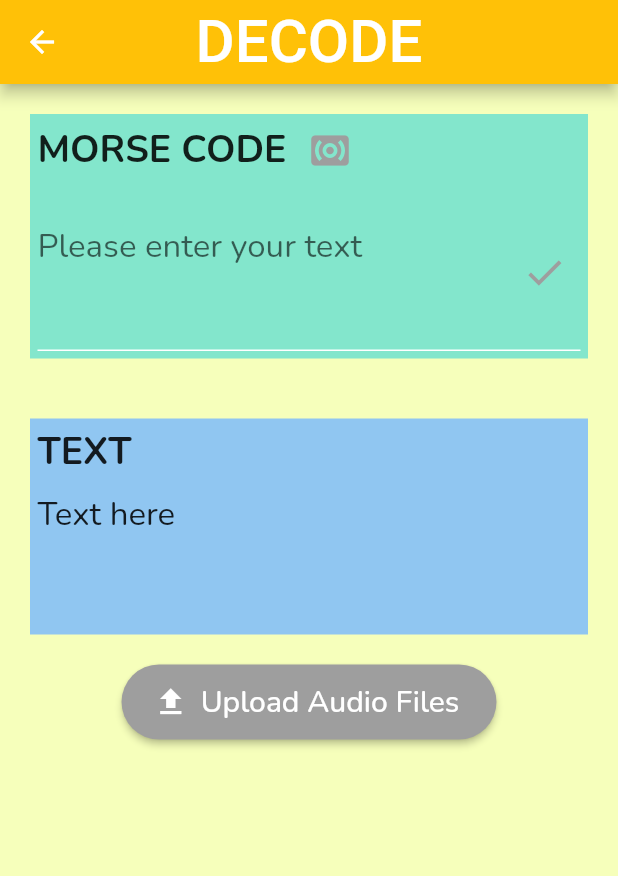
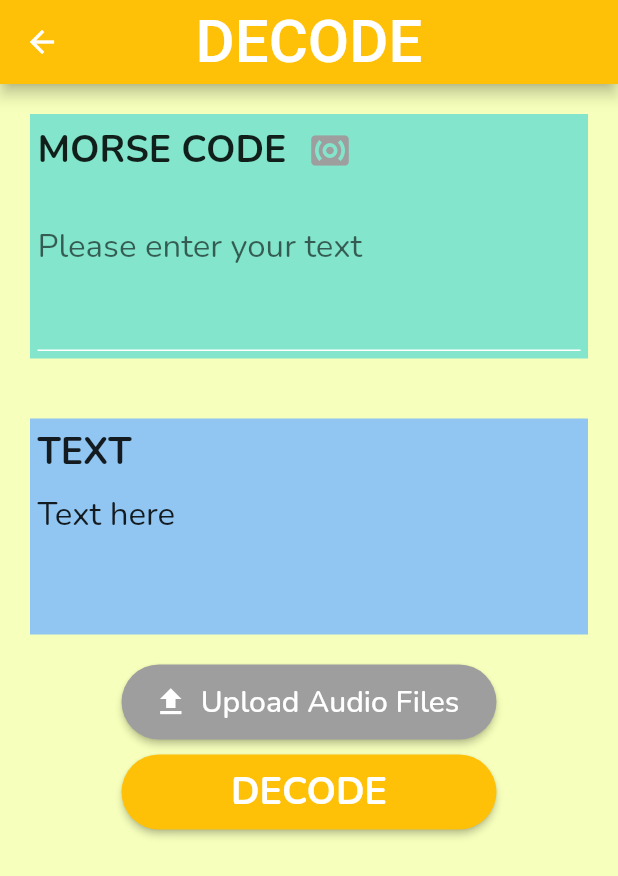
Before and after one commit to hueymiin1999/audio-morse-app, a Flutter app: the DecodePage screen opened by its route, after a tap on "Upload Audio Files", on a phone screen of 412 x 824 dp. Shown: the top 876 px of the screen. Run offline on Flutter 3.47's test engine with Material 2 defaults, Android fonts, the phone set to English and light mode, and no system bars; our stand-ins replace avatar_glow, file_picker, get_it, just_audio, shared_preferences, speech_to_text; accounts and stored records are empty; Roboto replaces fonts that are missing (CarterOne).

Commit message:
Change decode button

```diff
--- a/lib/decode/decode_page.dart
+++ b/lib/decode/decode_page.dart
@@ -170,49 +170,13 @@ class _DecodePageState extends State<DecodePage> {
                       controller: morseTextController,
                       maxLines: maxline,
                       style: const TextStyle(fontSize: 30),
-                      decoration: InputDecoration(
+                      decoration: const InputDecoration(
                         hintText: "Please enter your text",
-                        hintStyle: const TextStyle(fontSize: 22),
-                        enabledBorder: const UnderlineInputBorder(
+                        hintStyle: TextStyle(fontSize: 22),
+                        enabledBorder: UnderlineInputBorder(
                             borderSide: BorderSide(color: Colors.white)),
-                        focusedBorder: const UnderlineInputBorder(
+                        focusedBorder: UnderlineInputBorder(
                             borderSide: BorderSide(color: Colors.grey)),
-                        suffixIcon: IconButton(
-                            onPressed: (() async {
-                              String mMes = morseTextController.text;
-                              String a =
-                                  mMes.replaceAll(RegExp(r'\s{3,}'), ';');
-                              // print(a);
-                              String b = a.replaceAll(RegExp(r'\s'), '/');
-                              // print(b);
-                              decode = await viewmodel.getDecodeMes(mMes, b);
-
-                              if (DecodeViewmodel.decodeError) {
-                                AlertDialog alert = AlertDialog(
-                                  title: const Text("Error!"),
-                                  content: const Text(
-                                      "Something error with text, please try again."),
-                                  actions: [
-                                    TextButton(
-                                        onPressed: () {
-                                          Navigator.pop(context);
-                                        },
-                                        child: const Text("Okay")),
-                                  ],
-                                );
-                                showDialog(
-                                    context: context,
-                                    builder: (BuildContext cotext) {
-                                      return alert;
-                                    });
-                              }
-                              setState(() {});
-                            }),
-                            icon: const Icon(
-                              Icons.done,
-                              color: Colors.grey,
-                              size: 30,
-                            )),
                       ),
                     )),
                   ),
@@ -273,11 +237,33 @@ class _DecodePageState extends State<DecodePage> {
             ],
             ElevatedButton.icon(
               onPressed: () async {
-                final result = await FilePicker.platform.pickFiles(
-                  allowMultiple: false,
-                  allowedExtensions: ['wav'],
-                  type: FileType.custom,
-                );
+                var result;
+                try {
+                  result = await FilePicker.platform.pickFiles(
+                    allowMultiple: false,
+                    allowedExtensions: ['wav'],
+                    type: FileType.custom,
+                  );
+                } catch (e) {
+                  AlertDialog alert = AlertDialog(
+                    title: const Text("Error!"),
+                    content: const Text(
+                        "Please allow the permission to select files."),
+                    actions: [
+                      TextButton(
+                          onPressed: () {
+                            Navigator.pop(context);
+                          },
+                          child: const Text("Okay")),
+                    ],
+                  );
+                  showDialog(
+                      context: context,
+                      builder: (BuildContext cotext) {
+                        return alert;
+                      });
+                }
+
                 if (result == null) {
                   setState(() {
                     haveAudio = false;
@@ -328,6 +314,51 @@ class _DecodePageState extends State<DecodePage> {
                   shape: RoundedRectangleBorder(
                       borderRadius: BorderRadius.circular(35.0))),
             ),
+            Padding(
+              padding: const EdgeInsets.only(top: 10.0),
+              child: ElevatedButton(
+                  onPressed: (() async {
+                    String mMes = morseTextController.text;
+                    String a = mMes.replaceAll(RegExp(r'\s{3,}'), ';');
+                    // print(a);
+                    String b = a.replaceAll(RegExp(r'\s'), '/');
+                    // print(b);
+                    decode = await viewmodel.getDecodeMes(mMes, b);
+
+                    if (DecodeViewmodel.decodeError) {
+                      AlertDialog alert = AlertDialog(
+                        title: const Text("Error!"),
+                        content: const Text(
+                            "Something error with text, please try again."),
+                        actions: [
+                          TextButton(
+                              onPressed: () {
+                                Navigator.pop(context);
+                              },
+                              child: const Text("Okay")),
+                        ],
+                      );
+                      showDialog(
+                          context: context,
+                          builder: (BuildContext cotext) {
+                            return alert;
+                          });
+                    }
+                    setState(() {});
+                  }),
+                  style: ElevatedButton.styleFrom(
+                      primary: Colors.amber,
+                      fixedSize: const Size(250, 50),
+                      shape: RoundedRectangleBorder(
+                          borderRadius: BorderRadius.circular(35.0))),
+                  child: const Text(
+                    "DECODE",
+                    style: TextStyle(
+                        color: Colors.white,
+                        fontSize: 25,
+                        fontWeight: FontWeight.bold),
+                  )),
+            ),
           ],
         ),
       ),
```
